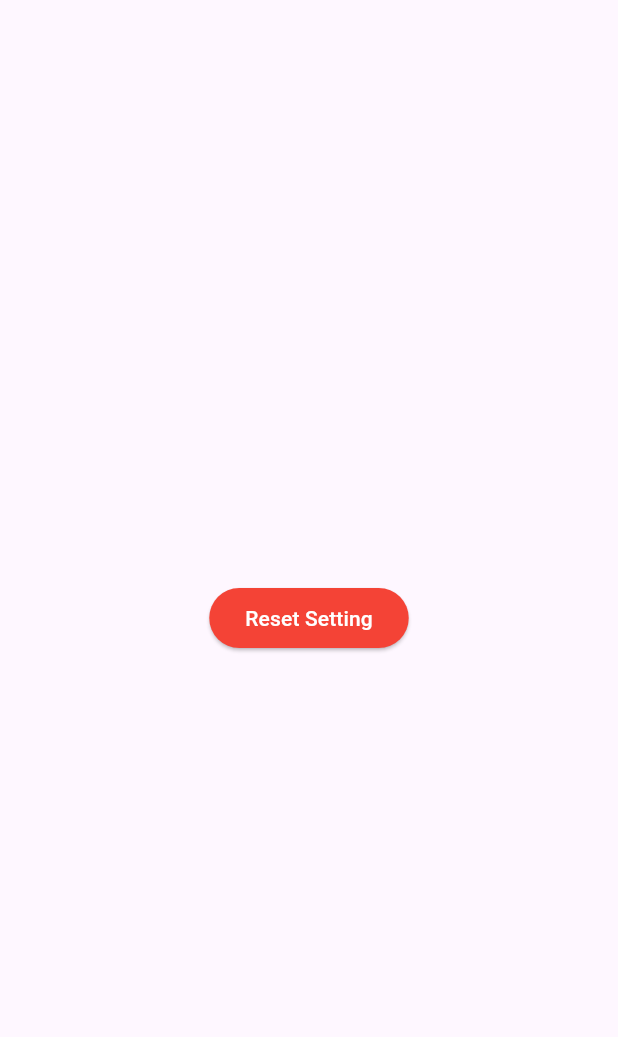
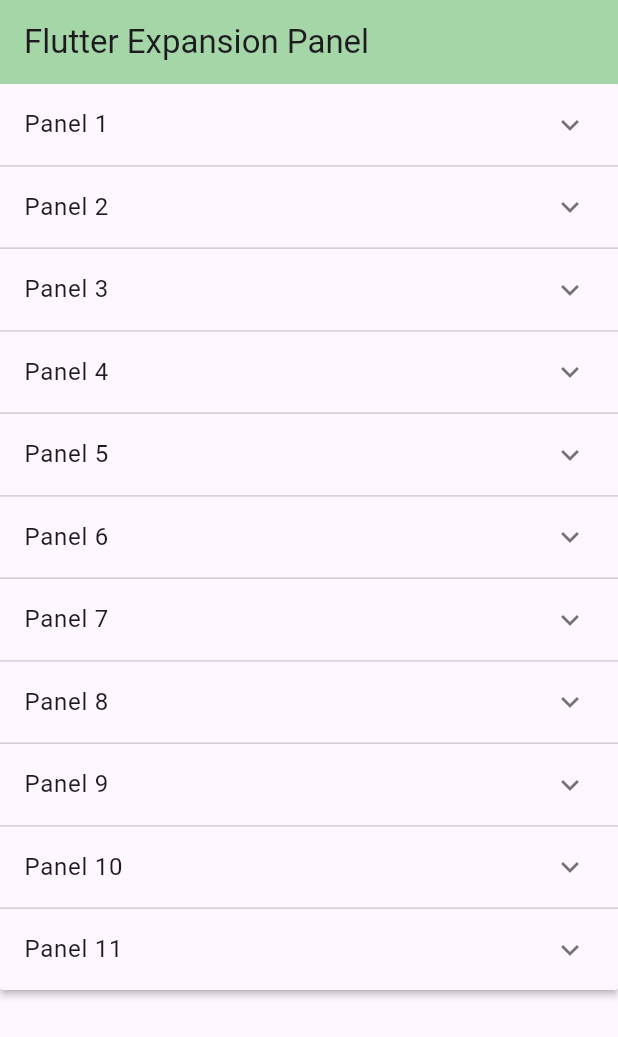
Before and after one commit to SinaaDev/test_widgets, a Flutter app: the screen it shows after launch, on a phone screen of 412 x 824 dp. Shown: the top 1037 px of the screen. Run offline on Flutter 3.47's test engine with Material 3 defaults, Android fonts, the phone set to English and light mode, and no system bars.

Commit message:
expansion panel list added

```diff
--- a/lib/main.dart
+++ b/lib/main.dart
@@ -2,6 +2,7 @@ import 'package:flutter/material.dart';
 import 'package:task_widget/widgets/bottom_bar_widget.dart';
 import 'package:task_widget/widgets/dialog_widget.dart';
 import 'package:task_widget/widgets/drawer_widget.dart';
+import 'package:task_widget/widgets/expansion_panel_widget.dart';
 import 'package:task_widget/widgets/tabbar_widget.dart';
 
 void main() {
@@ -24,7 +25,7 @@ class MyApp extends StatelessWidget {
           minVerticalPadding: 15
         )
       ),
-      home: DialogWidget(),
+      home:MyExpansionPanelList(),
     );
   }
 }
--- /dev/null
+++ b/lib/widgets/expansion_panel_widget.dart
@@ -0,0 +1,64 @@
+import 'package:flutter/material.dart';
+
+class MyExpansionPanelList extends StatefulWidget {
+  const MyExpansionPanelList({super.key});
+
+  @override
+  State<MyExpansionPanelList> createState() => _MyExpansionPanelListState();
+}
+
+class _MyExpansionPanelListState extends State<MyExpansionPanelList> {
+  final List<Item> items = [
+    Item('Panel 1', 'This is the body of item number 1'),
+    Item('Panel 2', 'This is the body of item number 2'),
+    Item('Panel 3', 'This is the body of item number 3'),
+    Item('Panel 4', 'This is the body of item number 4'),
+    Item('Panel 5', 'This is the body of item number 5'),
+    Item('Panel 6', 'This is the body of item number 6'),
+    Item('Panel 7', 'This is the body of item number 7'),
+    Item('Panel 8', 'This is the body of item number 8'),
+    Item('Panel 9', 'This is the body of item number 9'),
+    Item('Panel 10', 'This is the body of item number 10'),
+    Item('Panel 11', 'This is the body of item number 11'),
+  ];
+
+  @override
+  Widget build(BuildContext context) {
+    return Scaffold(
+      appBar: AppBar(title: Text('Flutter Expansion Panel'),backgroundColor: Colors.green[200],),
+      body: SafeArea(
+        child: SingleChildScrollView(
+          child: ExpansionPanelList(
+            expansionCallback: (panelIndex, isExpanded) {
+              setState(() {
+                items[panelIndex].isExpanded = isExpanded;
+              });
+            },
+            children: items.map((item) {
+              return ExpansionPanel(
+                headerBuilder: (context, isExpanded) {
+                  return ListTile(
+                    title: Text(item.header),
+                  );
+                },
+                canTapOnHeader: true,
+                body: ListTile(
+                  title: Text(item.body),
+                ),
+                isExpanded: item.isExpanded,
+              );
+            }).toList(),
+          ),
+        ),
+      ),
+    );
+  }
+}
+
+class Item {
+  final String header;
+  final String body;
+  bool isExpanded;
+
+  Item(this.header, this.body, {this.isExpanded = false});
+}
```
